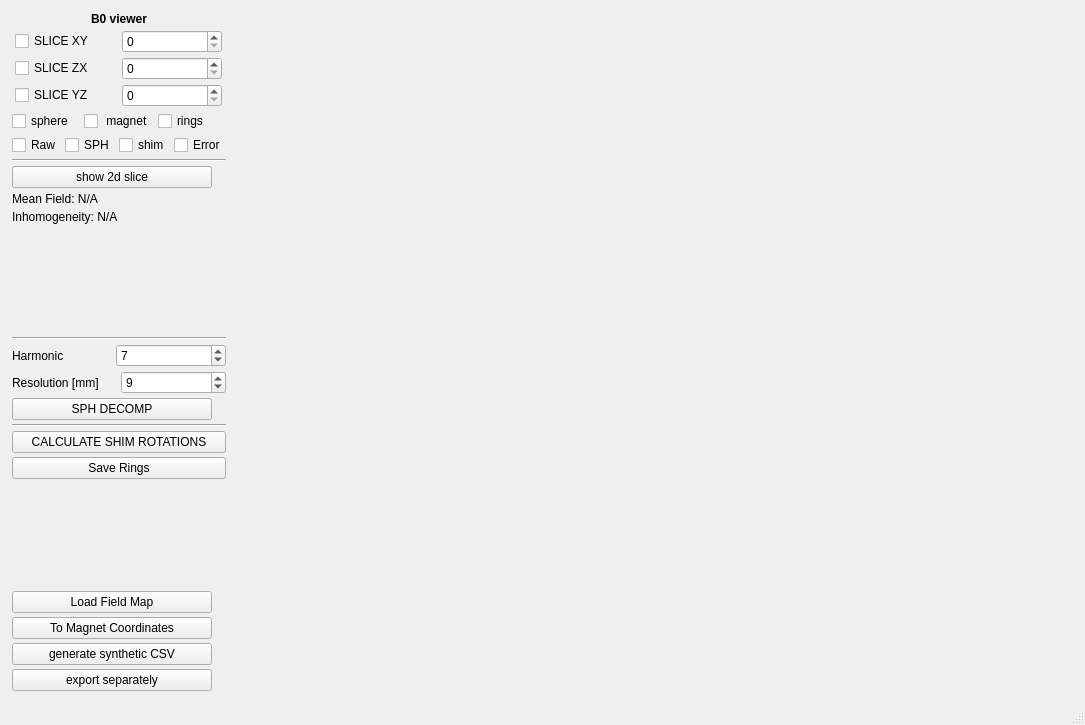
First picture: the form in Software/COSI2/gui/field_viewer.ui, repository rst030/cosi-measure, before the edit.
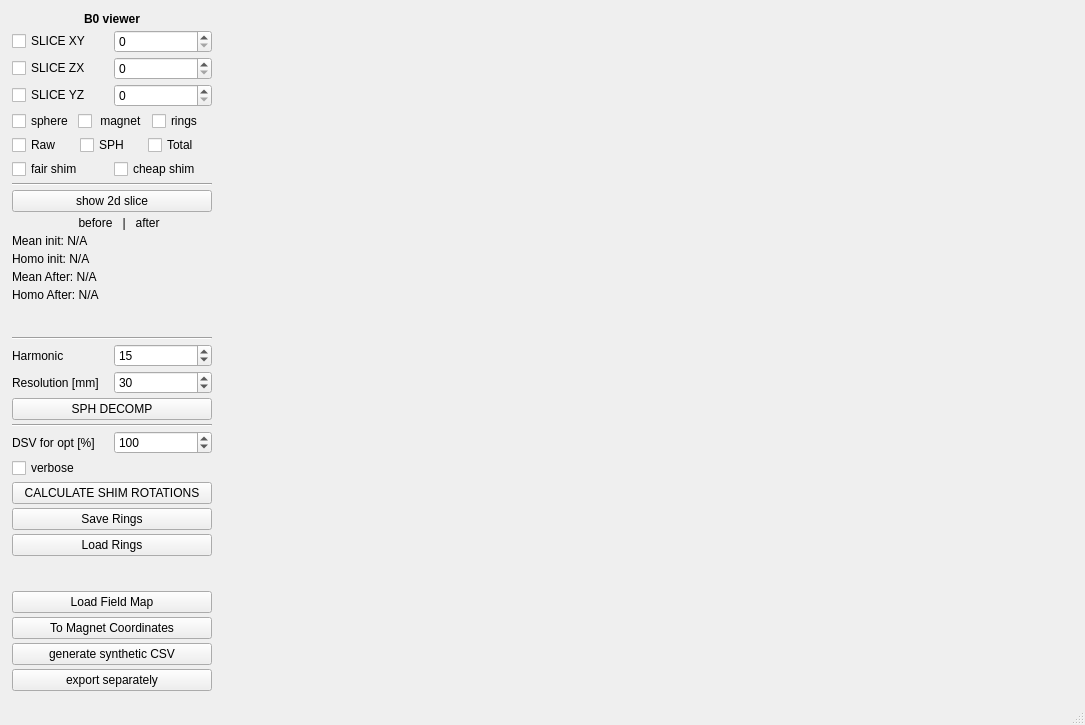
Second picture: the form after the edit.

Commit message: proper field generation

Diff of the .ui file:
```diff
--- a/Software/COSI2/gui/field_viewer.ui
+++ b/Software/COSI2/gui/field_viewer.ui
@@ -211,10 +211,7 @@
          </layout>
         </item>
         <item>
-         <layout class="QHBoxLayout" name="horizontalLayout_8">
-          <property name="sizeConstraint">
-           <enum>QLayout::SetMaximumSize</enum>
-          </property>
+         <layout class="QHBoxLayout" name="horizontalLayout_14">
           <item>
            <widget class="QCheckBox" name="PlotRawCheckBox">
             <property name="enabled">
@@ -232,17 +229,31 @@
             </property>
            </widget>
           </item>
-          <item>
-           <widget class="QCheckBox" name="PlotShimFieldCheckBox">
-            <property name="text">
-             <string>shim</string>
-            </property>
-           </widget>
-          </item>
           <item>
            <widget class="QCheckBox" name="PlotErrorFieldCheckBox">
             <property name="text">
-             <string>Error</string>
+             <string>Total</string>
+            </property>
+           </widget>
+          </item>
+         </layout>
+        </item>
+        <item>
+         <layout class="QHBoxLayout" name="horizontalLayout_8">
+          <property name="sizeConstraint">
+           <enum>QLayout::SetMaximumSize</enum>
+          </property>
+          <item>
+           <widget class="QCheckBox" name="PlotShimFieldCheckBox">
+            <property name="text">
+             <string>fair shim</string>
+            </property>
+           </widget>
+          </item>
+          <item>
+           <widget class="QCheckBox" name="PlotCheapFieldCheckBox">
+            <property name="text">
+             <string>cheap shim</string>
             </property>
            </widget>
           </item>
@@ -280,17 +291,38 @@
           </property>
          </widget>
         </item>
+        <item>
+         <widget class="QLabel" name="label_3">
+          <property name="text">
+           <string>                    before   |   after</string>
+          </property>
+         </widget>
+        </item>
         <item>
          <widget class="QLabel" name="mean_field_label">
           <property name="text">
-           <string>Mean Field: N/A</string>
+           <string>Mean init: N/A</string>
           </property>
          </widget>
         </item>
         <item>
          <widget class="QLabel" name="inhomogeneity_label">
           <property name="text">
-           <string>Inhomogeneity: N/A</string>
+           <string>Homo init: N/A</string>
+          </property>
+         </widget>
+        </item>
+        <item>
+         <widget class="QLabel" name="mean_field_shimmed_label">
+          <property name="text">
+           <string>Mean After: N/A</string>
+          </property>
+         </widget>
+        </item>
+        <item>
+         <widget class="QLabel" name="inhomogeneity_after_label">
+          <property name="text">
+           <string>Homo After: N/A</string>
           </property>
          </widget>
         </item>
@@ -338,10 +370,10 @@
              <number>1</number>
             </property>
             <property name="maximum">
-             <number>64</number>
+             <number>20</number>
             </property>
             <property name="value">
-             <number>7</number>
+             <number>15</number>
             </property>
            </widget>
           </item>
@@ -362,13 +394,13 @@
              <number>1</number>
             </property>
             <property name="maximum">
-             <number>64</number>
+             <number>250</number>
             </property>
             <property name="singleStep">
              <number>1</number>
             </property>
             <property name="value">
-             <number>9</number>
+             <number>30</number>
             </property>
            </widget>
           </item>
@@ -394,6 +426,34 @@
           </property>
          </widget>
         </item>
+        <item>
+         <layout class="QHBoxLayout" name="horizontalLayout_10">
+          <item>
+           <widget class="QLabel" name="label_4">
+            <property name="text">
+             <string>DSV for opt [%]</string>
+            </property>
+           </widget>
+          </item>
+          <item>
+           <widget class="QSpinBox" name="dsv_opt_spinbox">
+            <property name="maximum">
+             <number>200</number>
+            </property>
+            <property name="value">
+             <number>100</number>
+            </property>
+           </widget>
+          </item>
+         </layout>
+        </item>
+        <item>
+         <widget class="QCheckBox" name="verbose_checkbox">
+          <property name="text">
+           <string>verbose</string>
+          </property>
+         </widget>
+        </item>
         <item>
          <widget class="QPushButton" name="get_shim_positions_btn">
           <property name="text">
@@ -408,6 +468,13 @@
           </property>
          </widget>
         </item>
+        <item>
+         <widget class="QPushButton" name="load_rings_button">
+          <property name="text">
+           <string>Load Rings</string>
+          </property>
+         </widget>
+        </item>
         <item>
          <spacer name="verticalSpacer">
           <property name="orientation">
```
The commit also changes 35 other files.
